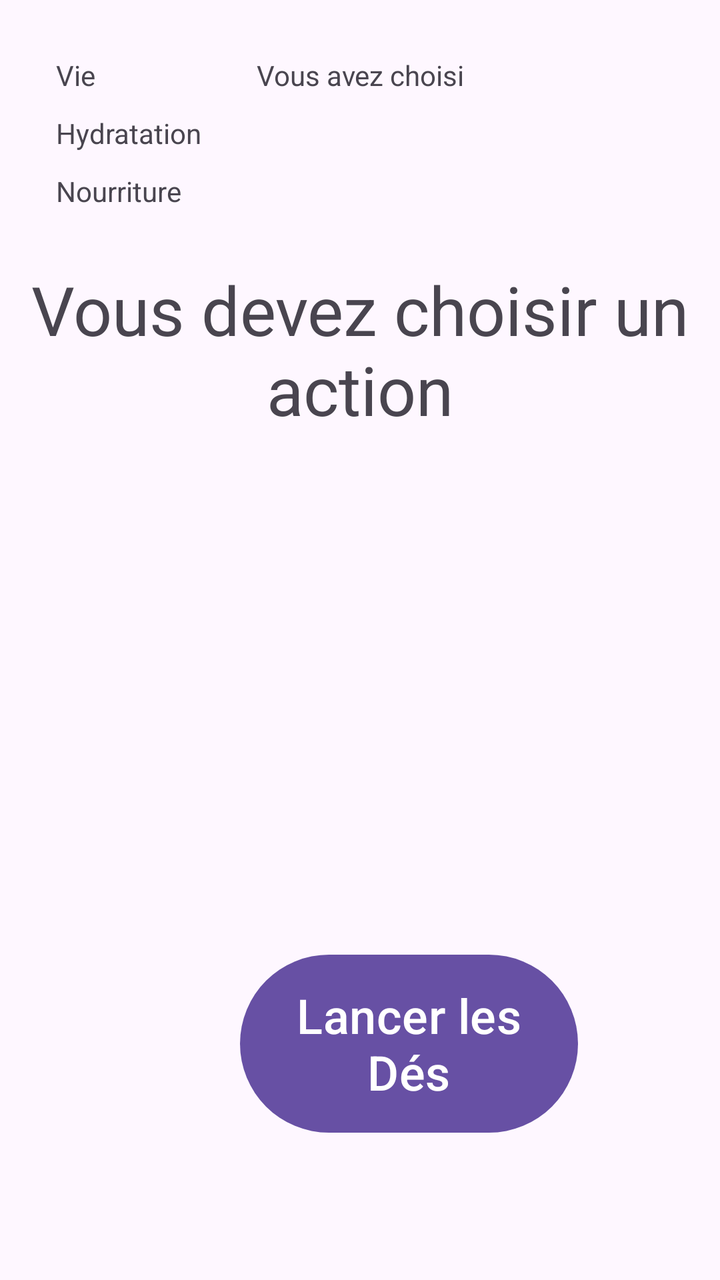
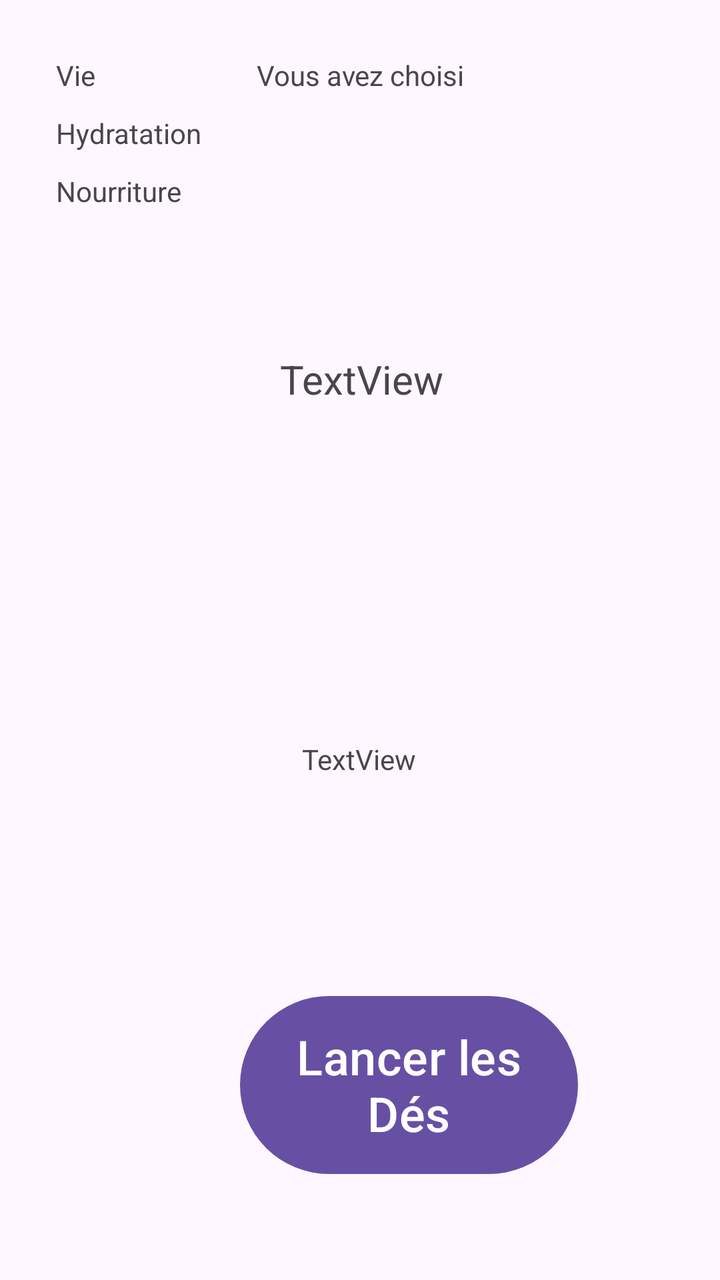

Compare the two renders of this Android layout. The source of the first and the diff that turns it into the second are given below.
<!-- AndroidManifest.xml: application theme Theme.Apocalypse -->
<!-- res/layout/action_view.xml -->
<?xml version="1.0" encoding="utf-8"?>
<androidx.constraintlayout.widget.ConstraintLayout xmlns:android="http://schemas.android.com/apk/res/android"
    xmlns:app="http://schemas.android.com/apk/res-auto"
    xmlns:tools="http://schemas.android.com/tools"
    android:id="@+id/actionview"
    android:layout_width="match_parent"
    android:layout_height="match_parent">

    <TextView
        android:id="@+id/tvPtsVie2"
        android:layout_width="wrap_content"
        android:layout_height="wrap_content"
        android:layout_marginStart="28dp"
        android:layout_marginTop="28dp"
        android:text="Vie"
        app:layout_constraintStart_toStartOf="parent"
        app:layout_constraintTop_toTopOf="parent" />

    <TextView
        android:id="@+id/tvPtsHydra2"
        android:layout_width="wrap_content"
        android:layout_height="wrap_content"
        android:layout_marginTop="10dp"
        android:text="Hydratation"
        app:layout_constraintStart_toStartOf="@+id/tvPtsVie2"
        app:layout_constraintTop_toBottomOf="@+id/tvPtsVie2" />

    <TextView
        android:id="@+id/tvPtsSasiete2"
        android:layout_width="wrap_content"
        android:layout_height="wrap_content"
        android:layout_marginTop="10dp"
        android:text="Nourriture"
        app:layout_constraintStart_toStartOf="@+id/tvPtsHydra2"
        app:layout_constraintTop_toBottomOf="@+id/tvPtsHydra2" />

    <TextView
        android:id="@+id/textView"
        android:layout_width="wrap_content"
        android:layout_height="wrap_content"
        android:layout_marginTop="132dp"
        android:text="Vous devez choisir un action"
        android:textAlignment="center"
        android:textSize="34sp"
        app:layout_constraintEnd_toEndOf="parent"
        app:layout_constraintHorizontal_bias="0.0"
        app:layout_constraintStart_toStartOf="parent"
        app:layout_constraintTop_toTopOf="parent" />

    <Button
        android:id="@+id/buttonLancerDes"
        android:layout_width="169dp"
        android:layout_height="97dp"
        android:layout_marginStart="120dp"
        android:layout_marginTop="256dp"
        android:text="Lancer les Dés"
        android:textSize="24sp"
        app:layout_constraintStart_toStartOf="parent"
        app:layout_constraintTop_toBottomOf="@+id/textView" />

    <TextView
        android:id="@+id/tvChoixCarteBonus"
        android:layout_width="220dp"
        android:layout_height="63dp"
        android:layout_marginTop="28dp"
        android:text="Vous avez choisi "
        app:layout_constraintEnd_toEndOf="parent"
        app:layout_constraintHorizontal_bias="0.916"
        app:layout_constraintStart_toStartOf="parent"
        app:layout_constraintTop_toTopOf="parent" />

    <androidx.constraintlayout.widget.Barrier android:layout_width="wrap_content"
        android:layout_height="wrap_content" />

    <androidx.constraintlayout.widget.Guideline
        android:id="@+id/guideline2"
        android:layout_width="wrap_content"
        android:layout_height="wrap_content" />
</androidx.constraintlayout.widget.ConstraintLayout>
<!-- resources referenced by this layout -->
<resources>
  <style name="Theme.Apocalypse" parent="Base.Theme.Apocalypse" />
  <style name="Base.Theme.Apocalypse" parent="Theme.Material3.DayNight.NoActionBar">
          
          
      </style>
</resources>

<!-- the commit's change to res/layout/action_view.xml (unified diff, before → after) -->
@@ -34,29 +34,16 @@
         app:layout_constraintStart_toStartOf="@+id/tvPtsHydra2"
         app:layout_constraintTop_toBottomOf="@+id/tvPtsHydra2" />
 
-    <TextView
-        android:id="@+id/textView"
-        android:layout_width="wrap_content"
-        android:layout_height="wrap_content"
-        android:layout_marginTop="132dp"
-        android:text="Vous devez choisir un action"
-        android:textAlignment="center"
-        android:textSize="34sp"
-        app:layout_constraintEnd_toEndOf="parent"
-        app:layout_constraintHorizontal_bias="0.0"
-        app:layout_constraintStart_toStartOf="parent"
-        app:layout_constraintTop_toTopOf="parent" />
-
     <Button
         android:id="@+id/buttonLancerDes"
         android:layout_width="169dp"
         android:layout_height="97dp"
         android:layout_marginStart="120dp"
-        android:layout_marginTop="256dp"
+        android:layout_marginTop="224dp"
         android:text="Lancer les Dés"
         android:textSize="24sp"
         app:layout_constraintStart_toStartOf="parent"
-        app:layout_constraintTop_toBottomOf="@+id/textView" />
+        app:layout_constraintTop_toBottomOf="@+id/tvDescriptionAction" />
 
     <TextView
         android:id="@+id/tvChoixCarteBonus"
@@ -69,11 +56,32 @@
         app:layout_constraintStart_toStartOf="parent"
         app:layout_constraintTop_toTopOf="parent" />
 
-    <androidx.constraintlayout.widget.Barrier android:layout_width="wrap_content"
-        android:layout_height="wrap_content" />
-
     <androidx.constraintlayout.widget.Guideline
         android:id="@+id/guideline2"
         android:layout_width="wrap_content"
         android:layout_height="wrap_content" />
+
+    <TextView
+        android:id="@+id/tvDescriptionAction"
+        android:layout_width="364dp"
+        android:layout_height="94dp"
+        android:layout_marginTop="85dp"
+        android:text="TextView"
+        android:textAlignment="center"
+        android:textSize="20sp"
+        app:layout_constraintEnd_toEndOf="parent"
+        app:layout_constraintHorizontal_bias="0.489"
+        app:layout_constraintStart_toStartOf="parent"
+        app:layout_constraintTop_toBottomOf="@+id/tvChoixCarteBonus" />
+
+    <TextView
+        android:id="@+id/tvCible"
+        android:layout_width="wrap_content"
+        android:layout_height="wrap_content"
+        android:layout_marginTop="100dp"
+        android:text="TextView"
+        app:layout_constraintEnd_toEndOf="parent"
+        app:layout_constraintHorizontal_bias="0.498"
+        app:layout_constraintStart_toStartOf="parent"
+        app:layout_constraintTop_toBottomOf="@+id/tvDescriptionAction" />
 </androidx.constraintlayout.widget.ConstraintLayout>
